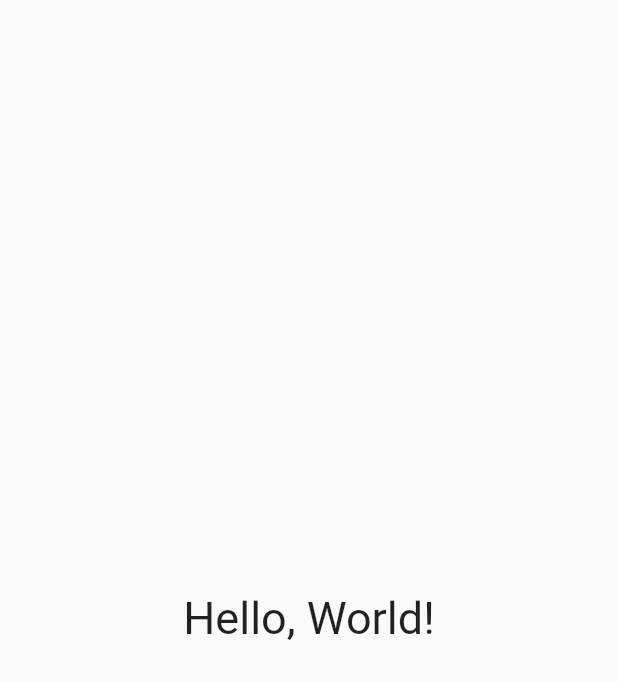
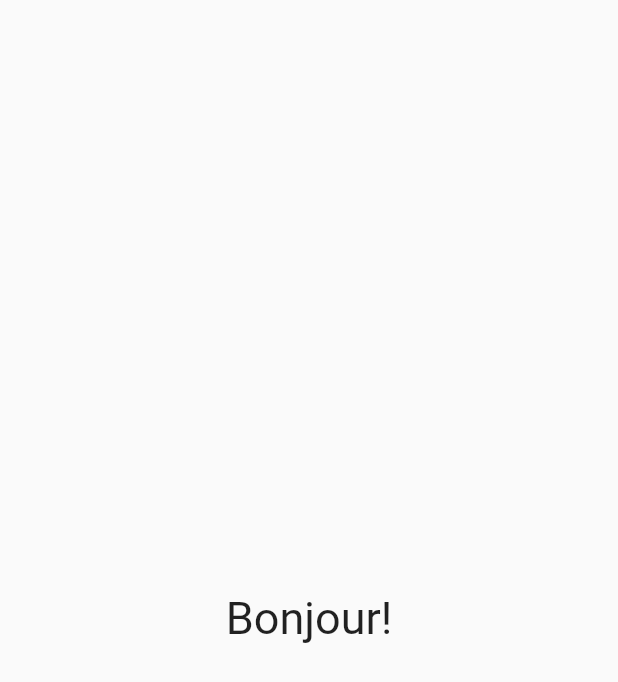
Before and after one commit to Viberonin/Dart-Hello-World, a Flutter app: the screen it shows after launch, on a phone screen of 412 x 824 dp. Shown: the top 682 px of the screen. Run offline on Flutter 3.47's test engine with Material 2 defaults, Android fonts, the phone set to English and light mode, and no system bars.

Commit message:
Project 2

```diff
--- a/lib/main.dart
+++ b/lib/main.dart
@@ -11,11 +11,11 @@ class MyApp extends StatelessWidget {
   @override
   Widget build(BuildContext context) {
     return MaterialApp(
-      title: 'Flutter Demo',
+      title: 'Demo 1 Perangkat Bergerak',
       home: Scaffold(
         body: Center(
           child: Text(
-            'Hello, World!',
+            'Bonjour!',
             style: TextStyle(
               fontSize: 30
             ),
```
